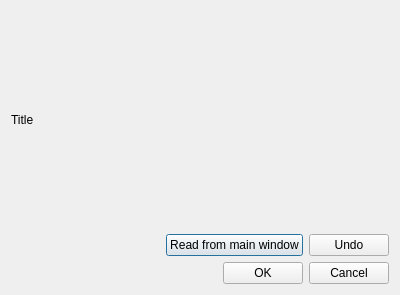
The window that forms/Dialog_Edit_Form.ui (YutaNaist/Data_Memo_Transfer) describes before a commit, drawn with Qt 5.
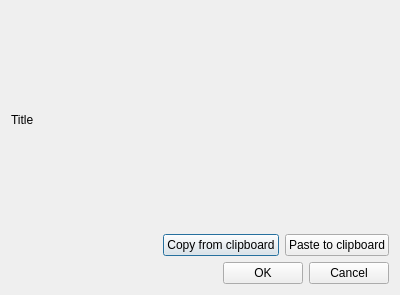
The same window after the commit.

Diff of the .ui file:
```diff
--- a/forms/Dialog_Edit_Form.ui
+++ b/forms/Dialog_Edit_Form.ui
@@ -42,14 +42,14 @@
      <item>
       <widget class="QPushButton" name="PB_Current_Sample">
        <property name="text">
-        <string>Read from main window</string>
+        <string>Copy from clipboard</string>
        </property>
       </widget>
      </item>
      <item>
       <widget class="QPushButton" name="PB_Undo">
        <property name="text">
-        <string>Undo</string>
+        <string>Paste to clipboard</string>
        </property>
       </widget>
      </item>
```
Left out of the diff: 4 changed lines with no effect on the pictures.
